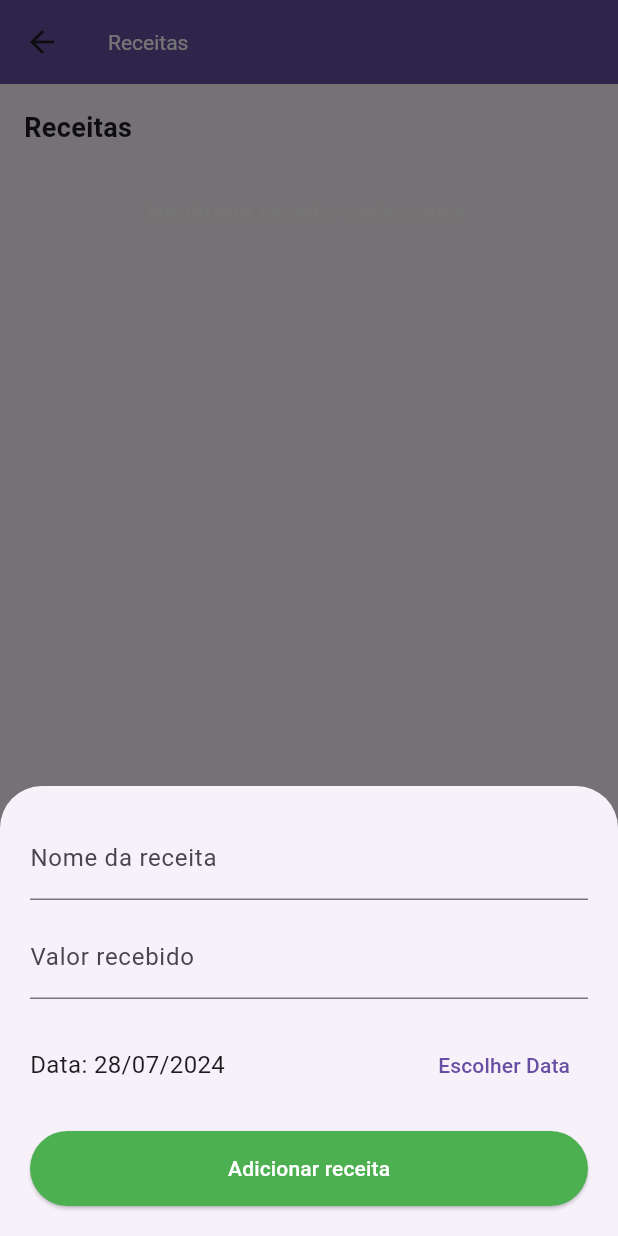
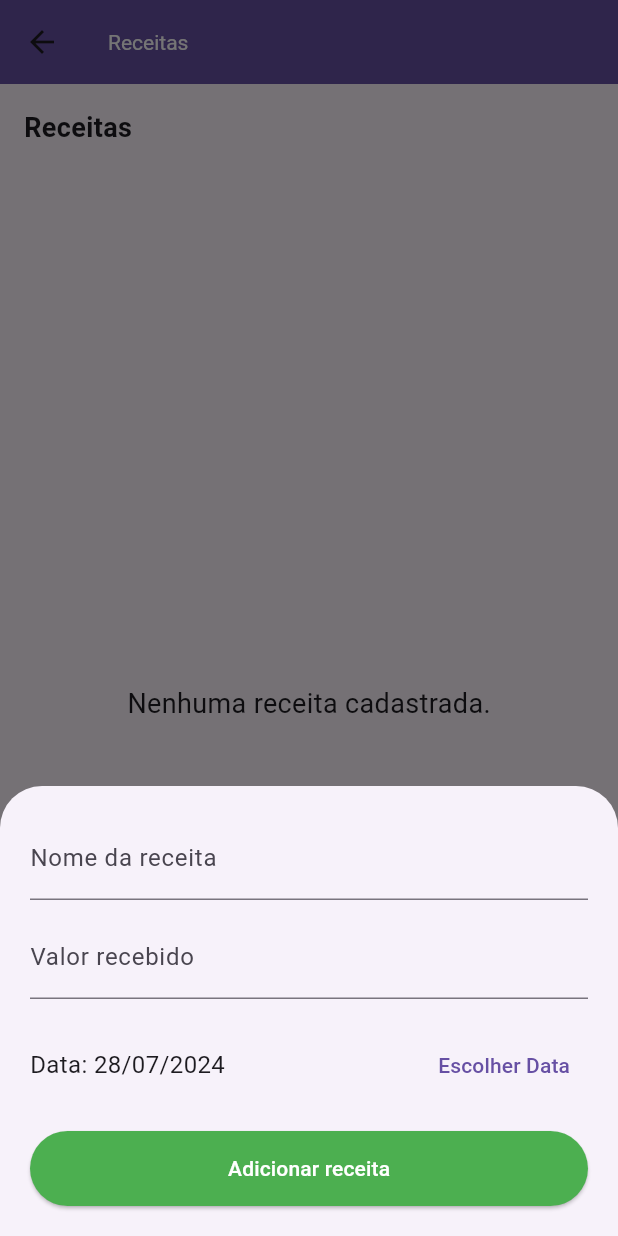
Before and after one commit to oscarkemuel/my-finance-mobile, a Flutter app: the IncomesScreen screen opened directly, after a tap on the "add" icon, on a phone screen of 412 x 824 dp. Run offline on Flutter 3.47's test engine with Material 3 defaults, Android fonts, the phone set to English and light mode, and no system bars; our stand-ins replace connectivity_plus, flutter_mobx, local_auth, mobx, sqflite, syncfusion_flutter_charts; missing offline and left inert: flutter_barcode_scanner; accounts and stored records are empty; generated files the repository leaves out were written again; network calls fail.

Commit message:
fix(list): fixing empty list

```diff
--- a/lib/widgets/billet_list.dart
+++ b/lib/widgets/billet_list.dart
@@ -21,10 +21,9 @@ class BilletList extends StatelessWidget {
 
     return Observer(builder: (_) {
       if (billetStore.billets.isEmpty) {
-        return const Padding(
-          padding: EdgeInsets.all(16),
+        return const Center(
           child:
-              Text("Nenhum boleto cadastrado.", style: TextStyle(fontSize: 16)),
+              Text("Nenhum boleto cadastrado.", style: TextStyle(fontSize: 18)),
         );
       }
 
--- a/lib/widgets/category_form.dart
+++ b/lib/widgets/category_form.dart
@@ -110,8 +110,8 @@ class _CategoryFormState extends State<CategoryForm> {
               ),
               child: Text(
                   widget.category == null
-                      ? 'Adicionar Categoria'
-                      : 'Atualizar Categoria',
+                      ? 'Adicionar categoria'
+                      : 'Atualizar categoria',
                   style: const TextStyle(color: Colors.white)),
             ),
             if (widget.category != null) ...[
--- a/lib/widgets/income_list.dart
+++ b/lib/widgets/income_list.dart
@@ -21,12 +21,9 @@ class IncomeList extends StatelessWidget {
 
     return Observer(builder: (_) {
       if (incomeStore.incomes.isEmpty) {
-        return const Padding(
-          padding: EdgeInsets.all(16),
-          child: Text(
-            "Nenhuma receita cadastrada.",
-            style: TextStyle(fontSize: 16, color: Colors.white),
-          ),
+        return const Center(
+          child: Text("Nenhuma receita cadastrada.",
+              style: TextStyle(fontSize: 18)),
         );
       }
 
```
Also changed, not shown: lib/widgets/bank_list.dart (+3 -4 lines).
